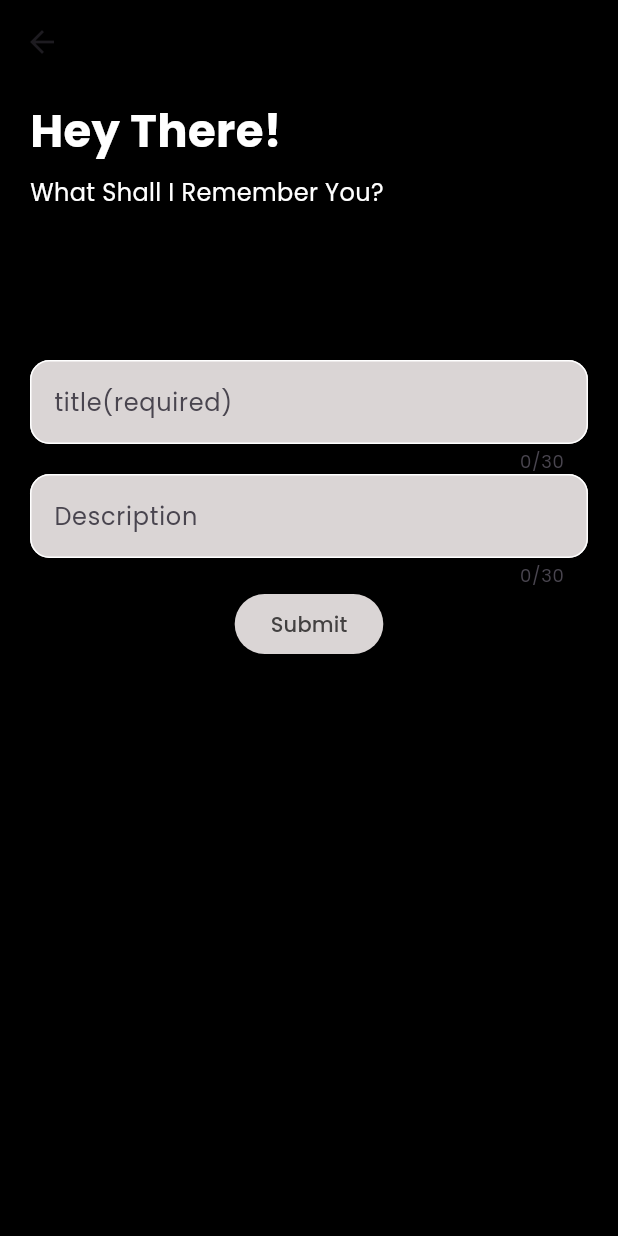
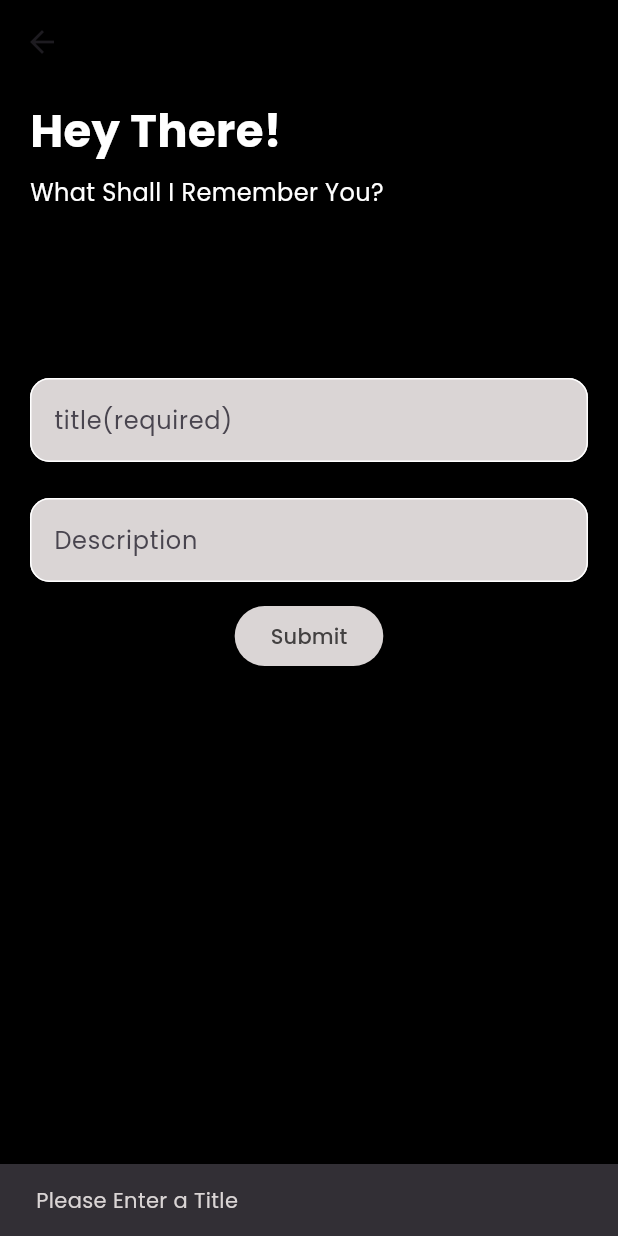
Before and after one commit to akhil-bhaskaran/todo, a Flutter app: the NewTodoPage screen opened directly, after a tap on "Submit", on a phone screen of 412 x 824 dp. Run offline on Flutter 3.47's test engine with Material 3 defaults, Android fonts, the phone set to English and light mode, and no system bars; our stand-ins replace google_fonts, isar; accounts and stored records are empty; generated files the repository leaves out were written again.

```diff
--- a/lib/components/txtfield.dart
+++ b/lib/components/txtfield.dart
@@ -13,10 +13,10 @@ class TxtField extends StatelessWidget {
 
   @override
   Widget build(BuildContext context) {
-    return TextField(
+    return Padding(
+      padding: const EdgeInsets.symmetric(vertical: 12),
+      child: TextField(
         controller: controller,
-      maxLines: 1,
-      maxLength: 30,
         decoration: InputDecoration(
             enabledBorder: OutlineInputBorder(
               borderSide: const BorderSide(color: Colors.white),
@@ -28,6 +28,7 @@ class TxtField extends StatelessWidget {
                 borderRadius: BorderRadius.circular(13),
                 borderSide: BorderSide.none),
             hintText: htext),
+      ),
     );
   }
 }
--- a/lib/pages/adding_page.dart
+++ b/lib/pages/adding_page.dart
@@ -1,4 +1,5 @@
 import 'package:flutter/material.dart';
+import 'package:google_fonts/google_fonts.dart';
 import 'package:my_todo_app/components/styles.dart';
 import 'package:my_todo_app/components/txtfield.dart';
 import 'package:my_todo_app/models/todo.dart';
@@ -30,9 +31,11 @@ class _NewTodoPageState extends State<NewTodoPage> {
   //create Todo
   void createTodo() {
     if (validator1()) {
-      SnackBar(
-        content: Text("Title is required"),
-      );
+      ScaffoldMessenger.of(context).showSnackBar(SnackBar(
+        duration: Duration(seconds: 1),
+        content: Text("Please Enter a Title",
+            style: GoogleFonts.poppins(textStyle: TextStyle(color: textcolor))),
+      ));
     } else {
       if (widget.todo == null) {
         Todo newTodo = Todo(
@@ -58,8 +61,10 @@ class _NewTodoPageState extends State<NewTodoPage> {
   TextEditingController titleTextEditingController = TextEditingController();
   TextEditingController descTexteditingController = TextEditingController();
   bool validator1() {
-    return titleTextEditingController.text.isEmpty;
+    return (titleTextEditingController.text.isEmpty);
   }
+
+  final formKey = GlobalKey();
 
   @override
   Widget build(BuildContext context) {
@@ -101,8 +106,8 @@ class _NewTodoPageState extends State<NewTodoPage> {
                   child: ElevatedButton(
                 onPressed: createTodo,
                 style: ButtonStyle(
-                    backgroundColor: MaterialStatePropertyAll(textcolor),
-                    foregroundColor: MaterialStatePropertyAll(iconscolor)),
+                    backgroundColor: WidgetStatePropertyAll(textcolor),
+                    foregroundColor: WidgetStatePropertyAll(iconscolor)),
                 child: const Text("Submit"),
               )),
             ],
--- a/lib/pages/home_page.dart
+++ b/lib/pages/home_page.dart
@@ -53,7 +53,11 @@ class _HomePageState extends State<HomePage> {
               borderRadius: BorderRadius.circular(26),
             ),
             child: IconButton(
-              icon: const Icon(Icons.add),
+              style:
+                  ButtonStyle(iconColor: WidgetStatePropertyAll(Colors.amber)),
+              icon: const Icon(
+                Icons.add,
+              ),
               iconSize: 26,
               onPressed: () {
                 Navigator.push(
```
Also changed, not shown: lib/components/tiles.dart (+19 -10 lines), lib/models/todo_dataabase.dart (+21 -32 lines), pubspec.lock. Lines whose indentation alone changed are shown as unchanged.
